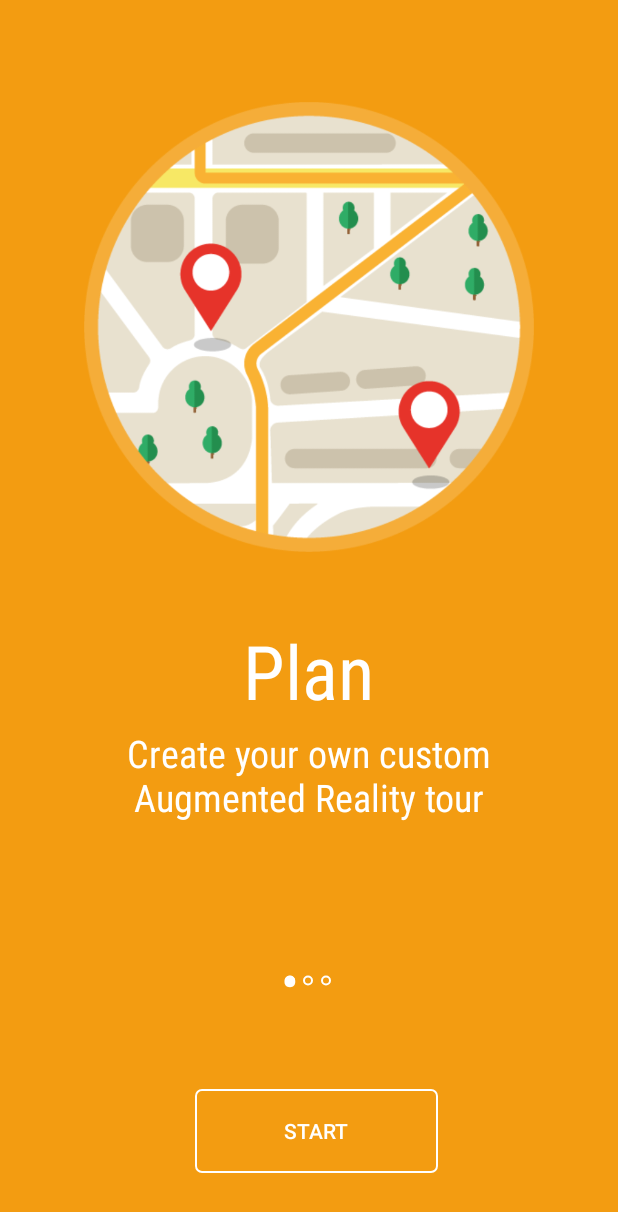
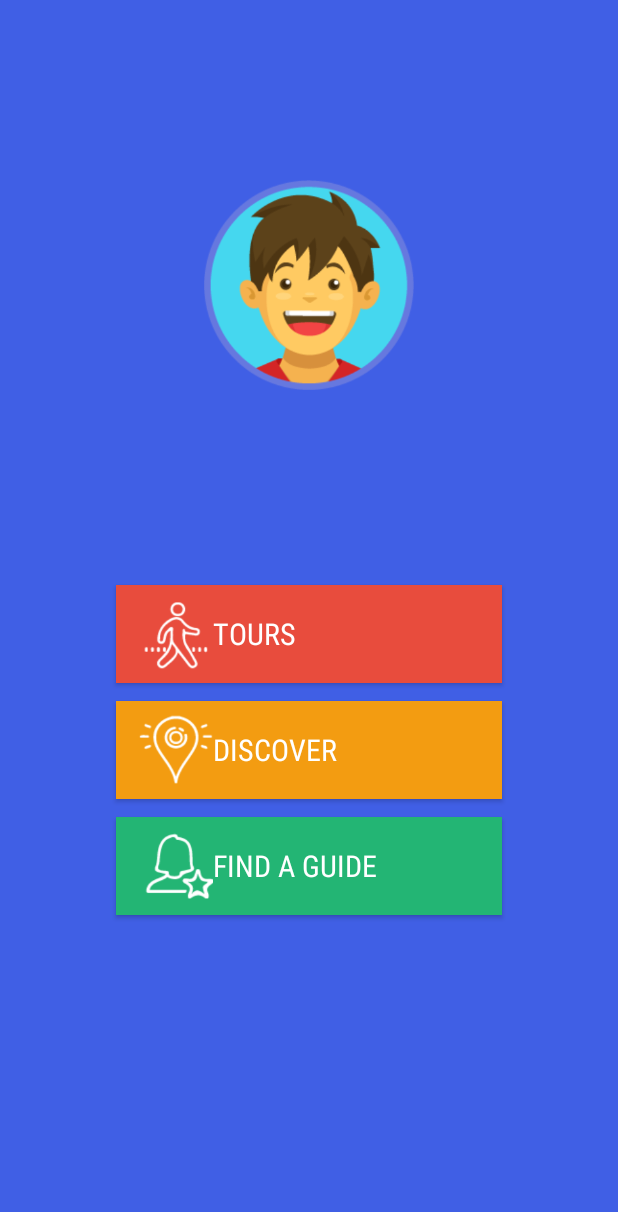
Before and after one commit to santeri13/NARVA, an Android app: the screen it shows after launch (Slider before the commit, Main after it), on a phone screen of 412 x 824 dp. Shown: the top 1212 px of the screen. Run offline under Robolectric (Android 15) with nearby library versions, the phone set to English and light mode, and no system bars.

```diff
--- a/app/build.gradle
+++ b/app/build.gradle
@@ -19,6 +19,7 @@ android {
 }
 
 dependencies {
+    implementation project(":Rotastion2-debug")
     implementation fileTree(dir: 'libs', include: ['*.jar'])
     implementation 'androidx.appcompat:appcompat:1.1.0'
     implementation 'androidx.constraintlayout:constraintlayout:1.1.3'
--- a/app/src/main/java/com/example/narva/Main.java
+++ b/app/src/main/java/com/example/narva/Main.java
@@ -5,6 +5,7 @@ import android.Manifest;
 import android.app.Dialog;
 import android.content.Context;
 import android.content.Intent;
+import android.content.SharedPreferences;
 import android.content.pm.PackageManager;
 import android.location.Address;
 import android.location.Geocoder;
@@ -23,7 +24,6 @@ import android.widget.TextView;
 import android.widget.Toast;
 import com.google.android.gms.common.ConnectionResult;
 import com.google.android.gms.common.GoogleApiAvailability;
-
 import java.io.IOException;
 import java.util.List;
 import java.util.Locale;
@@ -34,6 +34,7 @@ public class Main extends AppCompatActivity implements LocationListener {
     private Button button1,button2;
     private static final String TAG = "Main";
     private static final int ERROR_DIALOG_REQUEST = 9001;
+    String prevStarted = "prevStarted";
 
     @Override
     protected void onCreate(Bundle savedInstanceState) {
@@ -62,11 +63,6 @@ public class Main extends AppCompatActivity implements LocationListener {
         }
 
     }
-
-    //public void Unity(){
-        //Intent intent = new Intent(this, UnityPlayerActivity.class);
-        //startActivity(intent);
-    //}
 
     //move to Choose_Location class
     public void openTours() {
@@ -191,6 +187,7 @@ public class Main extends AppCompatActivity implements LocationListener {
         super.onBackPressed();
     }
 
+
     //On button click move to openTours method
     private void init(){
         button1 = findViewById(R.id.button3);
@@ -201,12 +198,6 @@ public class Main extends AppCompatActivity implements LocationListener {
                 openTours();
             }
         });
-        //button2.setOnClickListener(new View.OnClickListener() {
-            //@Override
-            //public void onClick(View v) {
-                //Unity();
-            //}
-        //});
     }
 
 
--- a/app/src/main/java/com/example/narva/Slider.java
+++ b/app/src/main/java/com/example/narva/Slider.java
@@ -3,9 +3,12 @@ package com.example.narva;
 import androidx.appcompat.app.AppCompatActivity;
 import androidx.viewpager.widget.ViewPager;
 
+import android.content.Context;
 import android.content.Intent;
+import android.content.SharedPreferences;
 import android.graphics.Color;
 import android.os.Bundle;
+import android.os.Handler;
 import android.text.Html;
 import android.view.View;
 import android.view.Window;
@@ -23,6 +26,9 @@ public class Slider extends AppCompatActivity {
     private LinearLayout mDotsLayout;
     private TextView[]mDots;
     private Button button;
+    SharedPreferences sharedPreferences;
+    Boolean firstTime;
+
 
     @Override
     protected void onCreate(Bundle savedInstanceState) {
@@ -34,10 +40,8 @@ public class Slider extends AppCompatActivity {
         mDotsLayout = (LinearLayout) findViewById(R.id.dotsLayout);
         slider = new SliderAdapter (layouts,this);
         mPager.setAdapter(slider);
-
         addDotsIndicator(0);
         mPager.addOnPageChangeListener(viewListener);
-
         button = findViewById(R.id.button7);
         button.setOnClickListener(new View.OnClickListener() {
             @Override
@@ -45,9 +49,31 @@ public class Slider extends AppCompatActivity {
                 openMain();
             }
         });
+        sharedPreferences = getSharedPreferences("MyPrefs",MODE_PRIVATE);
 
+        firstTime = sharedPreferences.getBoolean("firstTime",true);
 
+        if (firstTime){
+            new Handler().postDelayed(new Runnable() {
+                @Override
+                public void run() {
 
+                    SharedPreferences.Editor editor = sharedPreferences.edit();
+                    firstTime = false;
+                    editor.putBoolean("firstTime",firstTime);
+                    editor.apply();
+
+                    Intent i  = new Intent(Slider.this,Main.class);
+                    startActivity(i);
+                    finish();
+                }
+            }, 5000);
+        }
+        else {
+            Intent i  = new Intent(Slider.this,Main.class);
+            startActivity(i);
+            finish();
+        }
     }
     public void addDotsIndicator(int  posistion){
         mDots = new TextView[3];
--- a/app/src/main/res/layout/activity_slider.xml
+++ b/app/src/main/res/layout/activity_slider.xml
@@ -16,9 +16,9 @@
         android:layout_alignParentBottom="true"
         android:layout_centerHorizontal="true"
         android:layout_marginStart="130dp"
-        android:layout_marginTop="-98dp"
+        android:layout_marginTop="-110dp"
         android:layout_marginEnd="120dp"
-        android:layout_marginBottom="42dp"
+        android:layout_marginBottom="55dp"
         android:textColor="@color/colorWhite"
         android:text="@string/start"
         android:background="@drawable/my_button_bg" />
--- a/app/src/main/res/layout/main.xml
+++ b/app/src/main/res/layout/main.xml
@@ -8,13 +8,24 @@
     android:orientation="vertical"
     tools:context=".Main">
 
+    <ImageView
+        android:id="@+id/imageView4"
+        android:layout_width="140dp"
+        android:layout_height="140dp"
+        android:layout_gravity="center"
+        app:srcCompat="@drawable/profileimg"
+        android:layout_marginTop="120dp"/>
 
+    <TextView
+        android:layout_width="140dp"
+        android:layout_height="50dp"
+        android:layout_gravity="center"/>
     <TextView
         android:id="@+id/textView4"
         android:layout_width="140dp"
         android:layout_height="50dp"
         android:layout_gravity="center"
-        android:layout_marginTop="180dp"
+        android:layout_marginTop="10dp"
         android:background="@drawable/style"
         android:fontFamily="sans-serif-condensed"
         android:gravity="center"
@@ -79,5 +90,4 @@
         app:layout_constraintVertical_bias="0.008" />
 
 
-
 </LinearLayout>
--- a/app/src/main/res/values/strings.xml
+++ b/app/src/main/res/values/strings.xml
@@ -28,4 +28,6 @@
     <string name="option_get_place">Get place</string>
     <string name="location">Narva</string>
     <string name="write_your_tour_code">Write your tour code:</string>
+    <string name="name">Name</string>
+    <string name="enter">Enter</string>
 </resources>
--- a/build.gradle
+++ b/build.gradle
@@ -7,7 +7,7 @@ buildscript {
 
     }
     dependencies {
-        classpath 'com.android.tools.build:gradle:3.6.1'
+        classpath 'com.android.tools.build:gradle:3.6.2'
 
         // NOTE: Do not place your application dependencies here; they belong
         // in the individual module build.gradle files
--- a/settings.gradle
+++ b/settings.gradle
@@ -1,2 +1,2 @@
-include ':app'
+include ':app', ':Rotastion2-debug'
 rootProject.name='N[AR]VA'
```
Also changed, not shown: app/src/main/AndroidManifest.xml (+5 -3 lines), app/src/main/java/com/example/narva/Choose_Location.java (+89 -0 lines), app/src/main/java/com/example/narva/Gps.java (+71 -21 lines), app/src/main/res/layout/map.xml (+8 -7 lines).
